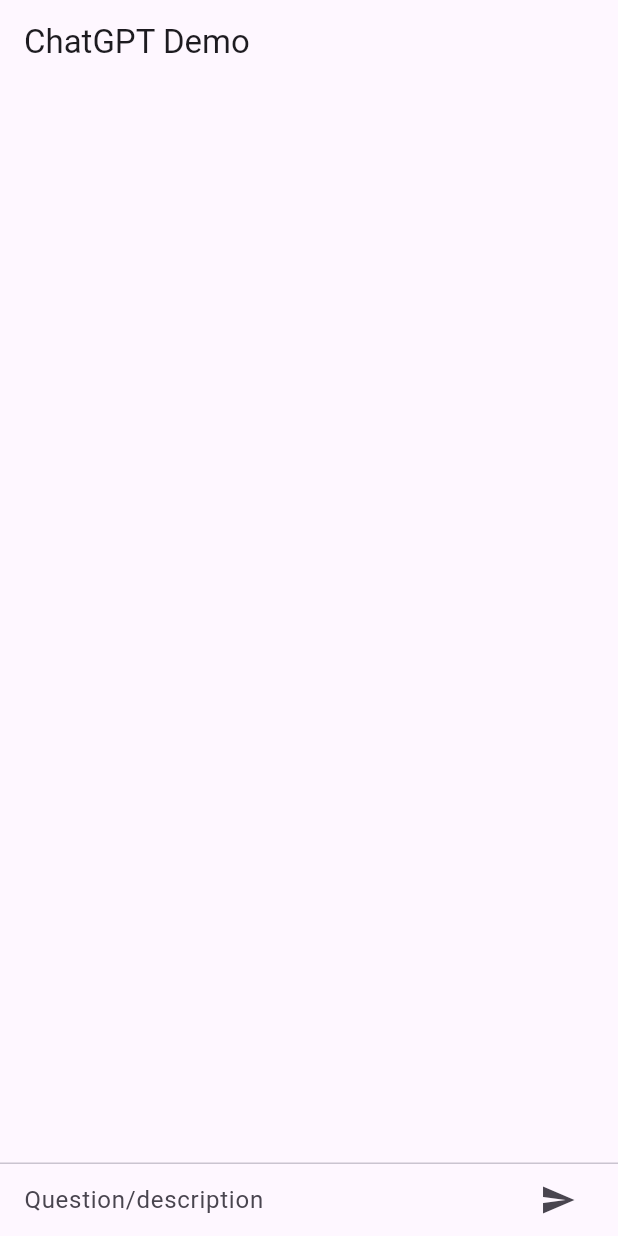
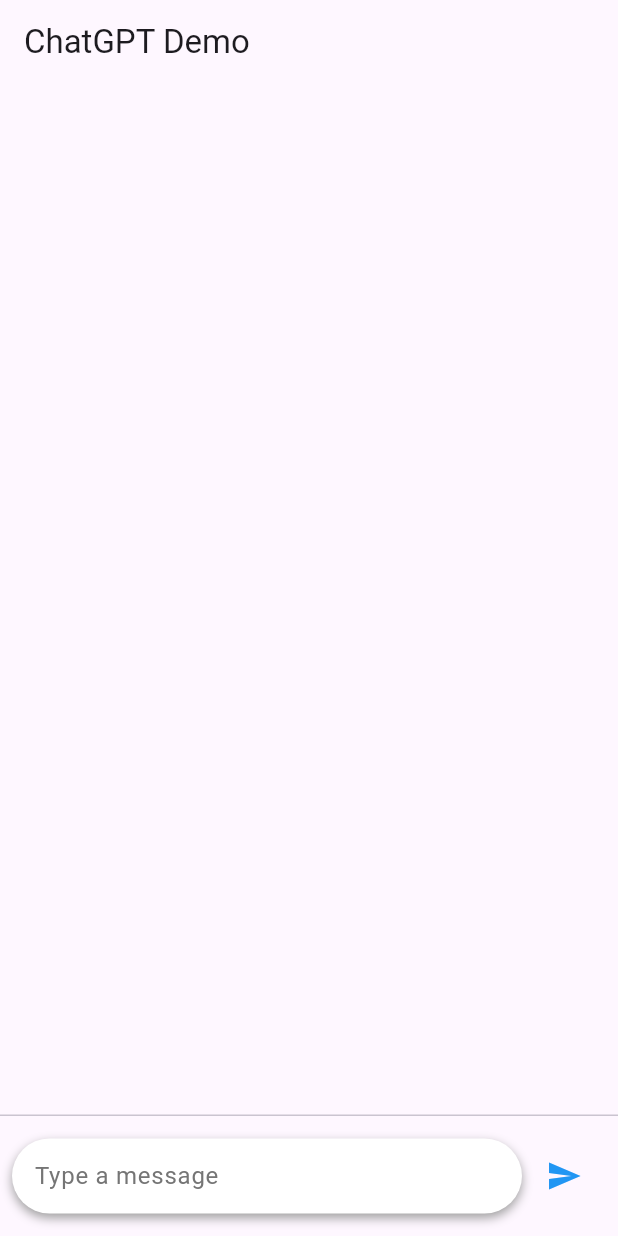
Before and after one commit to theREMASTERED1/CHATBOT-GPT, a Flutter app: the screen it shows after launch, on a phone screen of 412 x 824 dp. Run offline on Flutter 3.47's test engine with Material 3 defaults, Android fonts, the phone set to English and light mode, and no system bars; our stand-ins replace flutter_dotenv, velocity_x; missing offline and left inert: chat_gpt_sdk.

Commit message:
Update chat_screen.dart UI

```diff
--- a/lib/chat_screen.dart
+++ b/lib/chat_screen.dart
@@ -72,22 +72,50 @@ class _ChatScreenState extends State<ChatScreen> {
   }
 
   Widget _buildTextComposer() {
-    return Row(
+    return Container(
+      margin: const EdgeInsets.symmetric(horizontal: 8.0),
+      height: 80.0,
+      child: Row(
         children: [
-        Expanded(
+          Flexible(
+            child: Container(
+              height: 50.0,
+              padding: const EdgeInsets.symmetric(horizontal: 15.0),
+              decoration: BoxDecoration(
+                color: Colors.white,
+                borderRadius: BorderRadius.circular(25.0),
+                boxShadow: const [
+                  BoxShadow(
+                    offset: Offset(0, 3),
+                    blurRadius: 5,
+                    color: Colors.grey,
+                  ),
+                ],
+              ),
+              child: Container(
+                alignment: Alignment.center,
                 child: TextField(
+                  maxLines: null,
                   controller: _controller,
                   onSubmitted: (value) => _sendMessage(),
-            decoration: const InputDecoration.collapsed(
-                hintText: "Question/description"),
+                  decoration: InputDecoration.collapsed(
+                    hintText: "Type a message",
+                    hintStyle: TextStyle(color: Colors.grey[600]),
                   ),
                 ),
-        IconButton(
-          icon: const Icon(Icons.send),
+              ),
+            ),
+          ),
+          Container(
+            margin: const EdgeInsets.symmetric(horizontal: 4.0),
+            child: IconButton(
+              icon: const Icon(Icons.send, color: Colors.blue),
               onPressed: _sendMessage,
             ),
+          ),
         ],
-    ).px16();
+      ),
+    );
   }
 
   @override
```
Lines whose indentation alone changed are shown as unchanged.
